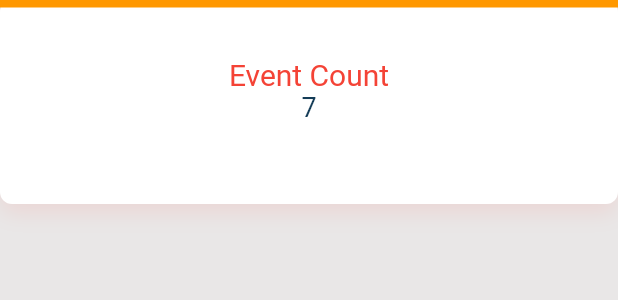
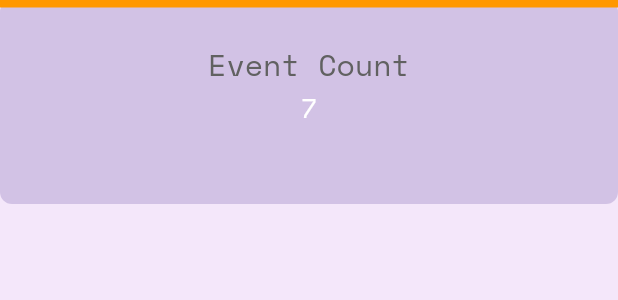
Before and after one commit to NDimish/HelioLunares, a Flutter app: the InfoCard widget shown alone on an empty page, opened directly, on a phone screen of 412 x 824 dp. Shown: the top 300 px of the screen. Run offline on Flutter 3.47's test engine with Material 2 defaults, Android fonts, the phone set to English and light mode, and no system bars; our stand-ins replace currency_text_input_formatter, get, google_fonts; missing offline and left inert: dart:html; network calls fail; project files that could hold a hidden picture were left out.

Commit message:
Change font

```diff
--- a/frontend/lib/main.dart
+++ b/frontend/lib/main.dart
@@ -32,8 +32,8 @@ class UniversityTicketingApp extends StatelessWidget {
       // home: LogInScreen(),
       title: 'University Ticketing',
       theme: ThemeData(
-          scaffoldBackgroundColor: MyColours.veryLightGrey,
-          textTheme: GoogleFonts.mulishTextTheme(Theme.of(context).textTheme)
+          scaffoldBackgroundColor: MyColours.backgroundColour,
+          textTheme: GoogleFonts.spaceMonoTextTheme(Theme.of(context).textTheme)
               .apply(bodyColor: Colors.black),
           pageTransitionsTheme: PageTransitionsTheme(builders: {
             TargetPlatform.iOS: FadeUpwardsPageTransitionsBuilder(),
--- a/frontend/lib/pages/society_hub/widgets/info_card.dart
+++ b/frontend/lib/pages/society_hub/widgets/info_card.dart
@@ -1,4 +1,5 @@
 import 'package:flutter/material.dart';
+import 'package:google_fonts/google_fonts.dart';
 
 import '../../../constants/style.dart';
 
@@ -27,11 +28,11 @@ class InfoCard extends StatelessWidget {
         height: 136,
         alignment: Alignment.center,
         decoration: BoxDecoration(
-            color: Colors.white,
+            color: MyColours.panelBackgroundColour,
             boxShadow: [
               BoxShadow(
                   offset: Offset(0, 6),
-                  color: MyColours.lightGrey.withOpacity(.1),
+                  color: MyColours.subpanelBackgroundColour.withOpacity(.1),
                   blurRadius: 12)
             ],
             borderRadius: BorderRadius.circular(8)),
@@ -53,15 +54,12 @@ class InfoCard extends StatelessWidget {
               text: TextSpan(children: [
                 TextSpan(
                     text: "$title\n",
-                    style: TextStyle(
-                        fontSize: 20,
-                        color:
-                            isActive ? MyColours.active : MyColours.lightGrey)),
+                    style: GoogleFonts.spaceMono(
+                        fontSize: 20, color: MyColours.textColourDark)),
                 TextSpan(
                     text: "$value\n",
-                    style: TextStyle(
-                        fontSize: 18,
-                        color: isActive ? MyColours.active : MyColours.dark))
+                    style: GoogleFonts.spaceMono(
+                        fontSize: 18, color: MyColours.textColourLight)),
               ])),
           Expanded(
             child: Container(),
```
